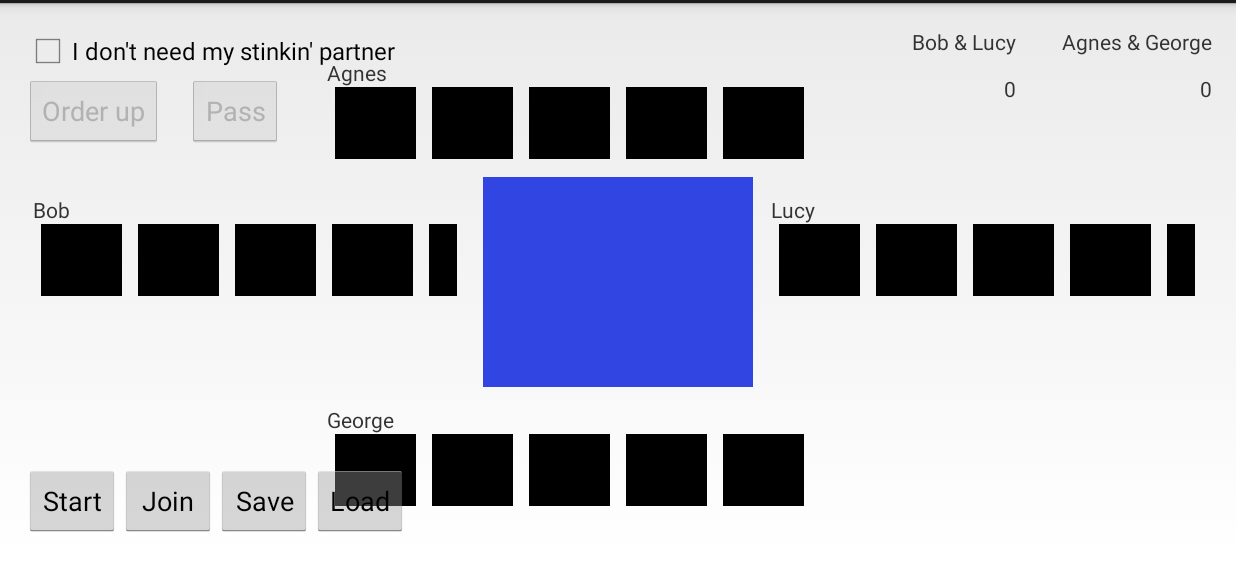
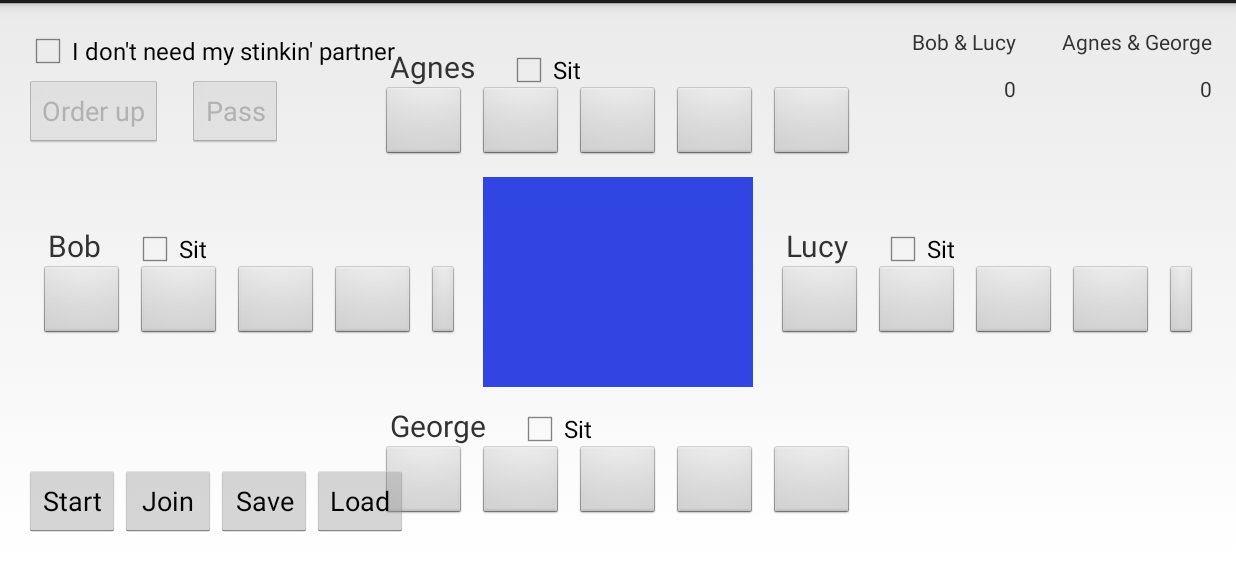
Before and after one commit to cyngus84/Ochre, an Android app: the screen it shows after launch (CardTableActivity), on a phone screen of 824 x 412 dp (held sideways), the part 57-618 px from its top. Run offline under Robolectric (Android 15) with nearby library versions, the phone set to English and light mode, and no system bars; libraries missing offline, so code that uses them is left out: com.google.api.client, com.google.api.services.

Commit message:
Add an enabled checkbox
Only players whose checkboxes are checked will have their controls
activated when it is their turn.

```diff
--- a/Ochre/src/main/java/com/randomsymphony/games/ochre/ui/PlayerDisplay.java
+++ b/Ochre/src/main/java/com/randomsymphony/games/ochre/ui/PlayerDisplay.java
@@ -16,6 +16,8 @@ import android.view.LayoutInflater;
 import android.view.View;
 import android.view.ViewGroup;
 import android.widget.Button;
+import android.widget.CheckBox;
+import android.widget.CompoundButton;
 import android.widget.RadioButton;
 import android.widget.TextView;
 
@@ -57,6 +59,8 @@ public class PlayerDisplay extends Fragment implements View.OnClickListener, Sta
 	private int mTrickCount = 0;
 	private boolean mWideDisplay;
 	private GameState.Phase mPhase = GameState.Phase.NONE;
+	private CheckBox mEnabled;
+    private boolean mShowDiscardButtonEnabled = false;
 
 	public PlayerDisplay() {
 
@@ -95,6 +99,7 @@ public class PlayerDisplay extends Fragment implements View.OnClickListener, Sta
 		mContent = (ViewGroup) inflater.inflate(LAYOUT_ID, null);
 		initViewReferences(mContent);
 		redraw();
+        disableAll();
 		return mContent;
 	}
 
@@ -144,6 +149,33 @@ public class PlayerDisplay extends Fragment implements View.OnClickListener, Sta
 			Log.d("JMATT", "Not resumed, skipping redraw.");
 			return;
 		}
+
+		// set label of player
+		StringBuilder playerLabel = new StringBuilder(mPlayer != null ? mPlayer.getName() : "EMPTY");
+		if (mIsDealer) {
+			playerLabel.append(" DEALER");
+		}
+		if (mIsMaker) {
+			playerLabel.append(" MAKER");
+		}
+
+		mPlayerLabel.setText(playerLabel.toString());
+
+        if (mTrickCount > 0) {
+            mTrickText.setText("Tricks: " + mTrickCount);
+        } else {
+            mTrickText.setText("");
+        }
+
+		if (!mEnabled.isChecked()) {
+			return;
+		}
+
+        Card[] cards = mPlayer.getCurrentCards();
+
+        if (cards != null) {
+            mExtraCardVisible = cards.length == 6;
+        }
 
 		if (mIsActive) {
 			mShowHide.setEnabled(true);
@@ -212,25 +244,10 @@ public class PlayerDisplay extends Fragment implements View.OnClickListener, Sta
 		// let other factors control its enablement
 		mDiscard.setVisibility(mExtraCardVisible && mIsActive ? View.VISIBLE : View.GONE);
 
+		mDiscard.setEnabled(mShowDiscardButtonEnabled);
+
 		// set visibility of extra card
-		mCards[DISCARD_SLOT].setVisibility(mExtraCardVisible ? View.VISIBLE : View.INVISIBLE);
-
-		// set label of player
-		StringBuilder playerLabel = new StringBuilder(mPlayer != null ? mPlayer.getName() : "EMPTY");
-		if (mIsDealer) {
-			playerLabel.append(" DEALER");
-		}
-		if (mIsMaker) {
-			playerLabel.append(" MAKER");
-		}
-
-		if (mTrickCount > 0) {
-			mTrickText.setText("Tricks: " + mTrickCount);
-		} else {
-			mTrickText.setText("");
-		}
-
-		mPlayerLabel.setText(playerLabel.toString());
+		mCards[DISCARD_SLOT].setVisibility(mExtraCardVisible ? View.VISIBLE : View.GONE);
 	}
 
 	public void setDealer(boolean isDealer) {
@@ -273,7 +290,8 @@ public class PlayerDisplay extends Fragment implements View.OnClickListener, Sta
 		    case R.id.cardSelect5:
 		    case R.id.extra_card_select:
 		    	uncheckOtherRadios(v.getId());
-				mDiscard.setEnabled(true);
+				mShowDiscardButtonEnabled = true;
+				redraw();
 		    	break;
 		    case R.id.discard:
 		    	discard();
@@ -343,13 +361,14 @@ public class PlayerDisplay extends Fragment implements View.OnClickListener, Sta
 	public void showDiscardCard() {
 		setExtraCardVisibility(true);
 		setRadioVisibility(true);
+		mShowDiscardButtonEnabled = false;
 		redraw();
-		mDiscard.setEnabled(false);
 	}
 
 	public void hideDiscardCard() {
 		setRadioVisibility(false);
-		mExtraCardVisible = false;
+		setExtraCardVisibility(false);
+		mShowDiscardButtonEnabled = false;
 		redraw();
 	}
 
@@ -386,7 +405,39 @@ public class PlayerDisplay extends Fragment implements View.OnClickListener, Sta
 		mShowHide.setOnClickListener(this);
 
 		mTrickText = (TextView) mContent.findViewById(R.id.trick_text);
+
+		mEnabled = (CheckBox) mContent.findViewById(R.id.display_enabled);
+		mEnabled.setOnCheckedChangeListener(new CompoundButton.OnCheckedChangeListener() {
+			@Override
+			public void onCheckedChanged(CompoundButton buttonView, boolean isChecked) {
+                if (!isChecked) {
+                    disableAll();
+                } else {
+                    redraw();
+                }
+			}
+		});
 	}
+
+    /**
+     * Disable and/or hide everything in the UI, but doesn't alter the state of
+     * what should be shown, so if {@link #redraw()} we will draw correctly
+     * based on the enablement state of the various controls of the UI.
+     */
+    private void disableAll() {
+        for (int ptr = 0, limit = mCards.length; ptr < limit; ptr++) {
+            mCards[ptr].setClickable(false);
+        }
+
+        for (int ptr = 0, limit = mCardSelectors.length; ptr < limit; ptr++) {
+            mCardSelectors[ptr].setVisibility(View.GONE);
+        }
+
+        mExtraCardSelector.setVisibility(View.GONE);
+        mDiscard.setVisibility(View.GONE);
+        mShowHide.setVisibility(View.GONE);
+        mCards[DISCARD_SLOT].setVisibility(View.GONE);
+    }
 
 	private void discard() {
 		// find the selected card
--- a/Ochre/src/main/res/layout/fragment_play_display.xml
+++ b/Ochre/src/main/res/layout/fragment_play_display.xml
@@ -1,14 +1,24 @@
 <RelativeLayout xmlns:android="http://schemas.android.com/apk/res/android"
     android:layout_width="wrap_content"
     android:layout_height="wrap_content" >
+    <CheckBox
+        android:id="@+id/display_enabled"
+        android:layout_width="wrap_content"
+        android:layout_height="wrap_content"
+        android:text="@string/enabled"
+        android:layout_toRightOf="@+id/player_name"
+        android:layout_marginLeft="20dp"
+        android:layout_alignParentTop="true" />
 
     <TextView
         android:id="@+id/player_name"
         android:layout_width="wrap_content"
         android:layout_height="wrap_content"
+        android:layout_alignParentTop="true"
+        android:layout_marginBottom="@dimen/player_name_margin"
+        android:layout_marginLeft="10dp"
         android:layout_alignParentLeft="true"
-        android:layout_alignParentTop="true"
-        android:layout_marginBottom="@dimen/player_name_margin" />
+        android:textSize="20sp"/>
 
     <TextView
         android:id="@+id/trick_text"
@@ -109,6 +119,7 @@
         android:layout_width="wrap_content"
         android:layout_height="wrap_content"
         android:layout_alignParentLeft="true"
+        android:visibility="gone"
         android:layout_below="@id/cardSelect1" />
 
     <RadioButton
--- a/Ochre/src/main/res/layout/fragment_play_display_wide.xml
+++ b/Ochre/src/main/res/layout/fragment_play_display_wide.xml
@@ -1,14 +1,24 @@
 <RelativeLayout xmlns:android="http://schemas.android.com/apk/res/android"
     android:layout_width="wrap_content"
     android:layout_height="wrap_content" >
+    <CheckBox
+        android:id="@+id/display_enabled"
+        android:layout_width="wrap_content"
+        android:layout_height="wrap_content"
+        android:text="@string/enabled"
+        android:layout_toRightOf="@+id/player_name"
+        android:layout_marginLeft="20dp"
+        android:layout_alignParentTop="true" />
 
     <TextView
         android:id="@+id/player_name"
         android:layout_width="wrap_content"
         android:layout_height="wrap_content"
+        android:layout_alignParentTop="true"
+        android:layout_marginBottom="@dimen/player_name_margin"
+        android:layout_marginLeft="10dp"
         android:layout_alignParentLeft="true"
-        android:layout_alignParentTop="true"
-        android:layout_marginBottom="@dimen/player_name_margin" />
+        android:textSize="20sp"/>
 
     <TextView
         android:id="@+id/trick_text"
@@ -132,6 +142,7 @@
         android:layout_width="wrap_content"
         android:layout_height="wrap_content"
         android:layout_alignTop="@id/card1"
+        android:visibility="gone"
         android:layout_toRightOf="@id/cardSelect5" />
 
     <RadioButton
--- a/Ochre/src/main/res/values/strings.xml
+++ b/Ochre/src/main/res/values/strings.xml
@@ -22,4 +22,5 @@
     <string name="button_cancel">Cancel</string>
     <string name="button_ok">OK</string>
     <string name="shortener_base">http://goo.gl/</string>
+    <string name="enabled">Sit</string>
 </resources>
```
